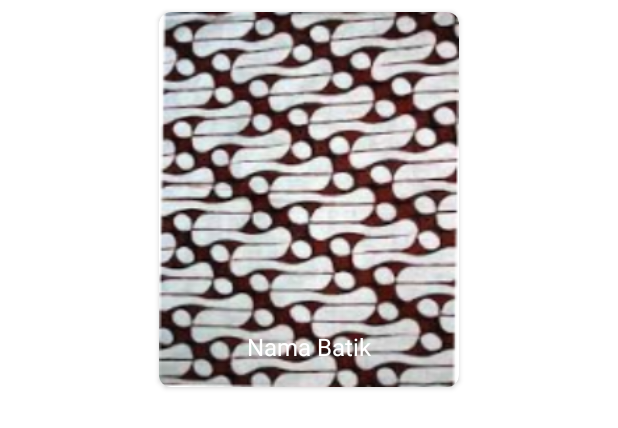
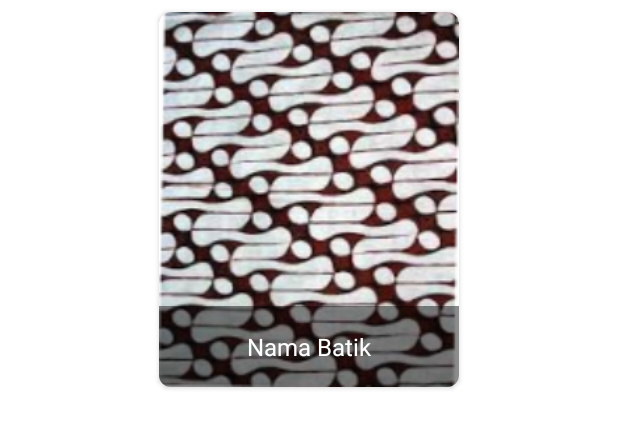
Before and after one commit to Bangkit-Capstone-Project-Team/Gamastik-Android, an Android app: the layout item_list_batik.xml on its own in the app's theme, with its tools: preview values and no code run, on a phone screen of 412 x 824 dp. Shown: the top 428 px of the screen. Run offline under Robolectric (Android 15) with nearby library versions, the phone set to English and light mode, and no system bars.

Commit message:
add batik by region feature

```diff
--- a/app/src/main/java/com/bangkit/gamastik/data/remote/RemoteDataSource.kt
+++ b/app/src/main/java/com/bangkit/gamastik/data/remote/RemoteDataSource.kt
@@ -2,6 +2,7 @@ package com.bangkit.gamastik.data.remote
 
 import com.bangkit.gamastik.data.model.auth.login.LoginRequest
 import com.bangkit.gamastik.data.model.auth.register.RegisterRequest
+import com.bangkit.gamastik.data.model.batik.byregion.BatikByRegionRequest
 import com.bangkit.gamastik.data.model.batik.search.BatikSearchRequest
 import com.bangkit.gamastik.utils.BaseDataSource
 import retrofit2.http.Body
@@ -24,7 +25,12 @@ class RemoteDataSource @Inject constructor(
 
     suspend fun getBatikDiscovery() = getResult { appService.getBatikDiscovery() }
 
+    suspend fun getRegionList() = getResult { appService.getRegionList() }
+
     suspend fun getBatikDetail(id: Int) = getResult { appService.getBatikDetail(id) }
+
+    suspend fun getBatikByRegion(request: BatikByRegionRequest) =
+        getResult { appService.getBatikByRegion(request) }
 
     suspend fun getBatikSearch(request: BatikSearchRequest) =
         getResult { appService.getBatikSearch(request) }
--- a/app/src/main/java/com/bangkit/gamastik/ui/main/home/HomeViewModel.kt
+++ b/app/src/main/java/com/bangkit/gamastik/ui/main/home/HomeViewModel.kt
@@ -21,8 +21,9 @@ class HomeViewModel @Inject constructor(
 
     val userId =  repository.getUserId()
 
+    val regionList =  repository.getRRegionList()
+
     val profile: (Int) -> LiveData<Resource<ProfileResponse>> =
         { value -> value.let { repository.getProfile(it) } }
 
-
 }
--- a/app/src/main/java/com/bangkit/gamastik/ui/main/home/HomeAdapter.kt
+++ b/app/src/main/java/com/bangkit/gamastik/ui/main/home/adapter/HomeAdapter.kt
@@ -1,4 +1,4 @@
-package com.bangkit.gamastik.ui.main.home
+package com.bangkit.gamastik.ui.main.home.adapter
 
 import android.view.LayoutInflater
 import android.view.View
--- a/app/src/main/res/layout/fragment_home.xml
+++ b/app/src/main/res/layout/fragment_home.xml
@@ -182,7 +182,7 @@
                 app:layoutManager="androidx.recyclerview.widget.GridLayoutManager"
                 app:layout_constraintEnd_toEndOf="parent"
                 app:layout_constraintStart_toStartOf="parent"
-                app:layout_constraintTop_toBottomOf="@+id/textView5"
+                app:layout_constraintTop_toTopOf="parent"
                 app:spanCount="2"
                 tools:itemCount="6"
                 tools:listitem="@layout/item_list_batik" />
--- a/app/src/main/res/layout/item_list_batik.xml
+++ b/app/src/main/res/layout/item_list_batik.xml
@@ -36,12 +36,32 @@
                 app:layout_constraintStart_toStartOf="parent"
                 app:layout_constraintTop_toTopOf="parent" />
 
+
+            <Space
+                android:id="@+id/space"
+                android:layout_width="wrap_content"
+                android:layout_height="wrap_content"
+                android:layout_marginBottom="16dp"
+                app:layout_constraintBottom_toTopOf="@+id/tv_batik"
+                app:layout_constraintStart_toStartOf="parent" />
+
+            <View
+                android:id="@+id/view"
+                android:layout_width="0dp"
+                android:layout_height="0dp"
+                android:alpha="0.9"
+                android:background="#80000000"
+                app:layout_constraintBottom_toBottomOf="parent"
+                app:layout_constraintEnd_toEndOf="parent"
+                app:layout_constraintStart_toStartOf="parent"
+                app:layout_constraintTop_toTopOf="@+id/space" />
+
             <TextView
                 android:id="@+id/tv_batik"
                 android:layout_width="wrap_content"
                 android:layout_height="wrap_content"
                 android:layout_marginBottom="16dp"
-                android:text="Nama Batik"
+                tools:text="Nama Batik"
                 android:textColor="@color/white"
                 android:textSize="@dimen/large_text"
                 app:layout_constraintBottom_toBottomOf="@+id/iv_batik"
--- a/app/src/main/res/layout/item_list_region.xml
+++ b/app/src/main/res/layout/item_list_region.xml
@@ -19,7 +19,7 @@
         app:layout_constraintTop_toTopOf="parent">
 
             <TextView
-                android:id="@+id/iv_region"
+                android:id="@+id/tv_region"
                 android:layout_width="wrap_content"
                 android:layout_height="wrap_content"
                 android:text="@string/text_sample_regio"
```
Also changed, not shown: app/src/main/java/com/bangkit/gamastik/ui/main/home/HomeFragment.kt (+37 -1 lines).
